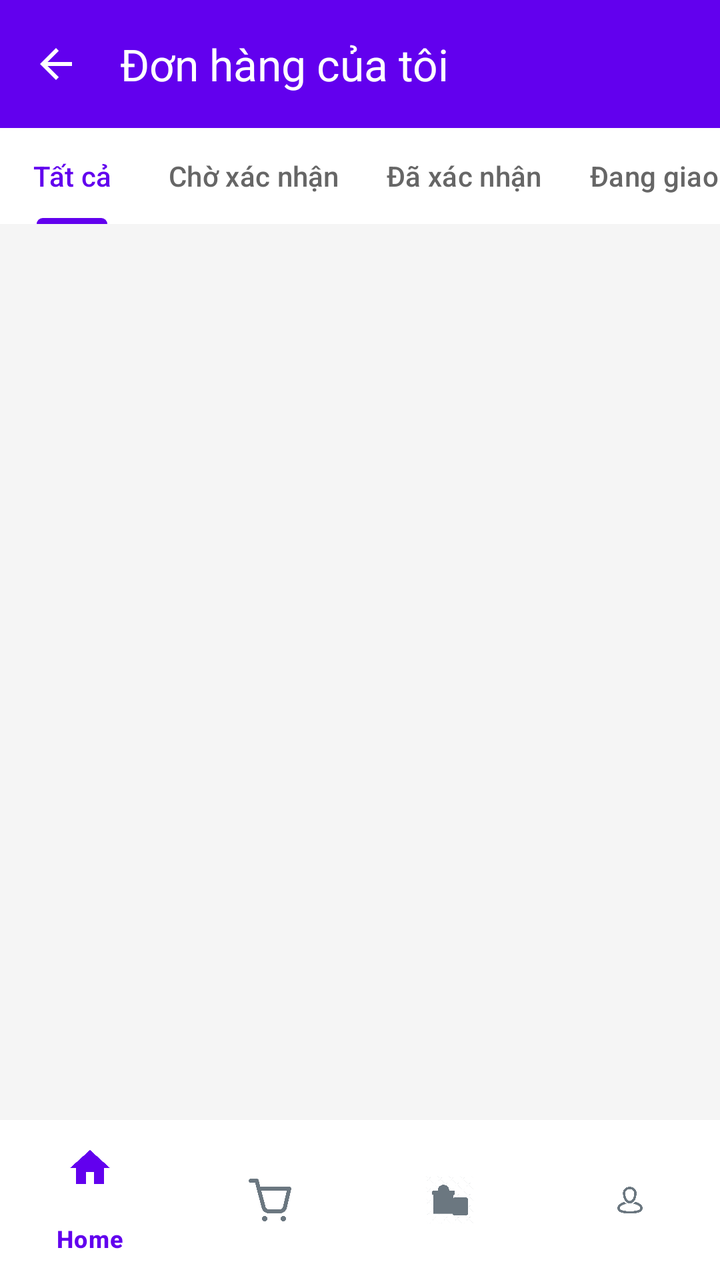
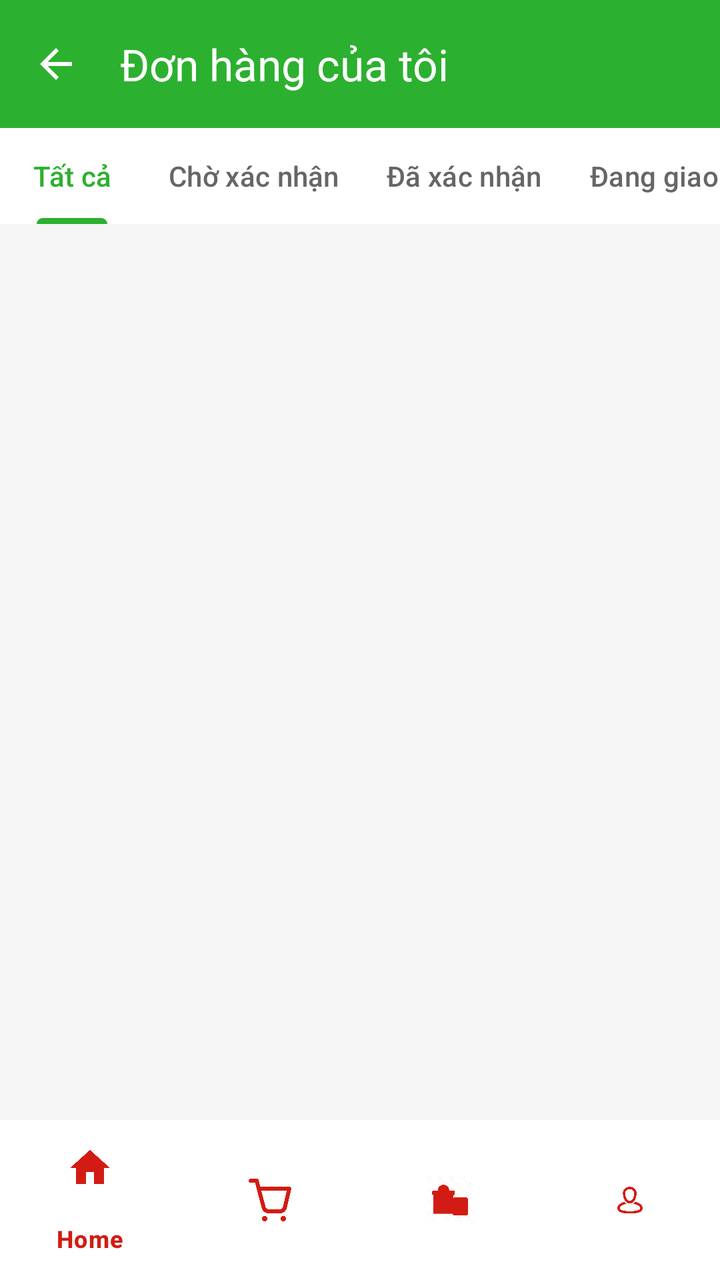

Before-and-after screenshots of an Android layout around one commit, followed by the original layout XML and the change that was made.
<!-- AndroidManifest.xml: application theme Theme.BookApp -->
<!-- res/layout/activity_user_orders.xml -->
<?xml version="1.0" encoding="utf-8"?>
<androidx.constraintlayout.widget.ConstraintLayout xmlns:android="http://schemas.android.com/apk/res/android"
    xmlns:app="http://schemas.android.com/apk/res-auto"
    android:layout_width="match_parent"
    android:layout_height="match_parent"
    android:background="#F5F5F5">

    <com.google.android.material.appbar.MaterialToolbar
        android:id="@+id/toolbar"
        android:layout_width="0dp"
        android:layout_height="?attr/actionBarSize"
        android:background="#6200EE"
        app:title="Đơn hàng của tôi"
        app:titleTextColor="#FFFFFF"
        app:navigationIcon="?attr/homeAsUpIndicator"
        app:navigationIconTint="#FFFFFF"
        app:layout_constraintTop_toTopOf="parent"
        app:layout_constraintStart_toStartOf="parent"
        app:layout_constraintEnd_toEndOf="parent" />

    <com.google.android.material.tabs.TabLayout
        android:id="@+id/tabLayout"
        android:layout_width="0dp"
        android:layout_height="wrap_content"
        android:background="#FFFFFF"
        app:tabMode="scrollable"
        app:tabSelectedTextColor="#6200EE"
        app:tabTextColor="#666666"
        app:tabIndicatorColor="#6200EE"
        app:layout_constraintTop_toBottomOf="@id/toolbar"
        app:layout_constraintStart_toStartOf="parent"
        app:layout_constraintEnd_toEndOf="parent">

        <com.google.android.material.tabs.TabItem
            android:layout_width="wrap_content"
            android:layout_height="wrap_content"
            android:text="Tất cả" />

        <com.google.android.material.tabs.TabItem
            android:layout_width="wrap_content"
            android:layout_height="wrap_content"
            android:text="Chờ xác nhận" />

        <com.google.android.material.tabs.TabItem
            android:layout_width="wrap_content"
            android:layout_height="wrap_content"
            android:text="Đã xác nhận" />

        <com.google.android.material.tabs.TabItem
            android:layout_width="wrap_content"
            android:layout_height="wrap_content"
            android:text="Đang giao" />

        <com.google.android.material.tabs.TabItem
            android:layout_width="wrap_content"
            android:layout_height="wrap_content"
            android:text="Hoàn thành" />

        <com.google.android.material.tabs.TabItem
            android:layout_width="wrap_content"
            android:layout_height="wrap_content"
            android:text="Đã hủy" />
    </com.google.android.material.tabs.TabLayout>

    <androidx.recyclerview.widget.RecyclerView
        android:id="@+id/rvOrders"
        android:layout_width="0dp"
        android:layout_height="0dp"
        android:padding="8dp"
        android:clipToPadding="false"
        app:layout_constraintTop_toBottomOf="@id/tabLayout"
        app:layout_constraintBottom_toTopOf="@id/bottomNavigation"
        app:layout_constraintStart_toStartOf="parent"
        app:layout_constraintEnd_toEndOf="parent" />

    <com.google.android.material.bottomnavigation.BottomNavigationView
        android:id="@+id/bottomNavigation"
        android:layout_width="0dp"
        android:layout_height="wrap_content"
        android:background="@color/white"
        app:itemIconTint="@color/nav_item_color"
        app:itemTextColor="@color/nav_item_color"
        app:menu="@menu/bottom_nav_menu"
        app:layout_constraintBottom_toBottomOf="parent"
        app:layout_constraintStart_toStartOf="parent"
        app:layout_constraintEnd_toEndOf="parent" />

</androidx.constraintlayout.widget.ConstraintLayout>
<!-- resources referenced by this layout -->
<resources>
  <color name="white">#FFFFFFFF</color>
  <style name="Theme.BookApp" parent="Base.Theme.BookApp" />
  <style name="Base.Theme.BookApp" parent="Theme.Material3.DayNight.NoActionBar">
          
          
      </style>
</resources>

<!-- the commit's change to res/layout/activity_user_orders.xml (unified diff, before → after) -->
@@ -9,7 +9,7 @@
         android:id="@+id/toolbar"
         android:layout_width="0dp"
         android:layout_height="?attr/actionBarSize"
-        android:background="#6200EE"
+        android:background="#2cb02f"
         app:title="Đơn hàng của tôi"
         app:titleTextColor="#FFFFFF"
         app:navigationIcon="?attr/homeAsUpIndicator"
@@ -24,9 +24,9 @@
         android:layout_height="wrap_content"
         android:background="#FFFFFF"
         app:tabMode="scrollable"
-        app:tabSelectedTextColor="#6200EE"
+        app:tabSelectedTextColor="#2cb02f"
         app:tabTextColor="#666666"
-        app:tabIndicatorColor="#6200EE"
+        app:tabIndicatorColor="#2cb02f"
         app:layout_constraintTop_toBottomOf="@id/toolbar"
         app:layout_constraintStart_toStartOf="parent"
         app:layout_constraintEnd_toEndOf="parent">
@@ -78,8 +78,8 @@
         android:layout_width="0dp"
         android:layout_height="wrap_content"
         android:background="@color/white"
-        app:itemIconTint="@color/nav_item_color"
-        app:itemTextColor="@color/nav_item_color"
+        app:itemIconTint="#d21c13"
+        app:itemTextColor="#d21c13"
         app:menu="@menu/bottom_nav_menu"
         app:layout_constraintBottom_toBottomOf="parent"
         app:layout_constraintStart_toStartOf="parent"
